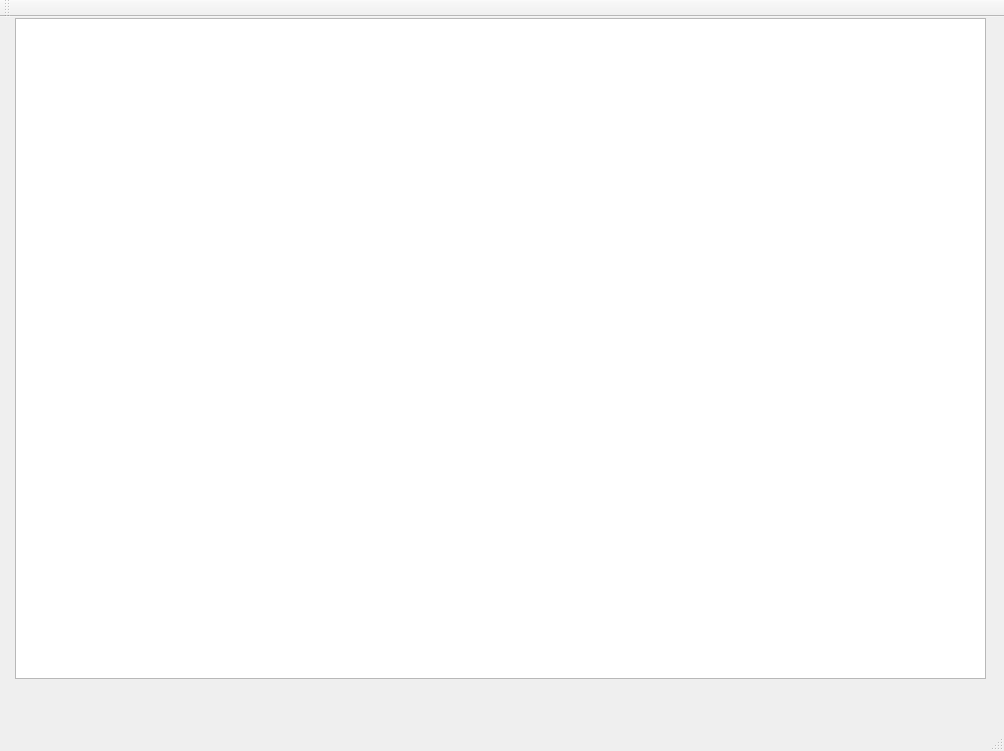
First picture: the form in simulation-visualizer/simvis/mainwindow.ui, repository DSRC-GPU/CrowGenCpp, before the edit.
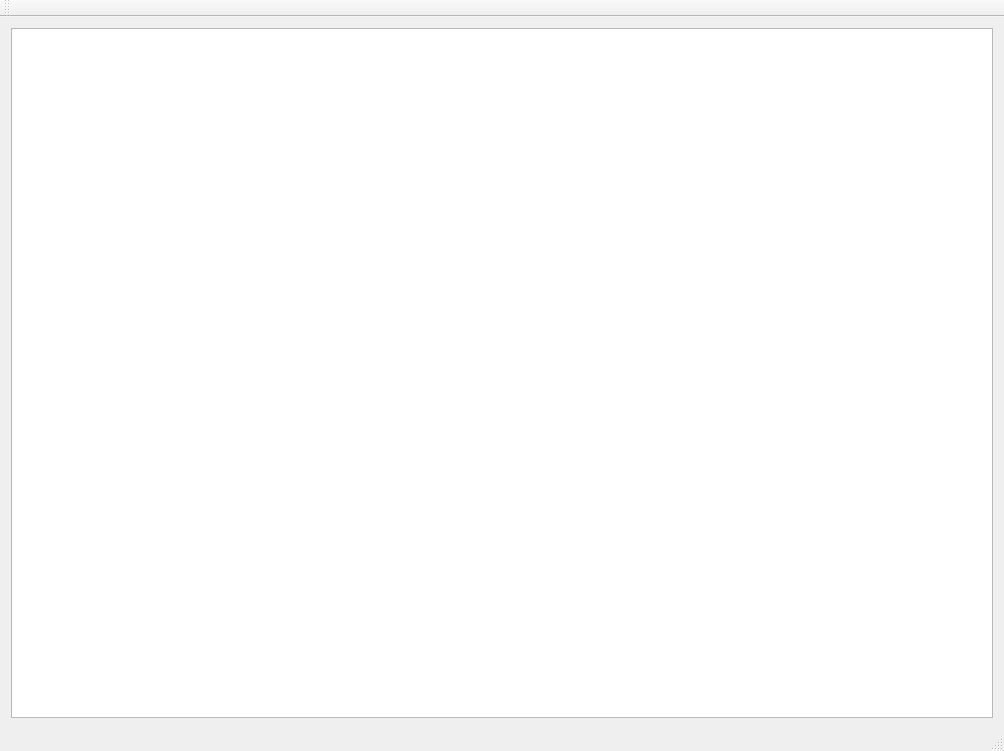
Second picture: the form after the edit.

Commit message: Changed to grid layout.

```diff
--- a/simulation-visualizer/simvis/mainwindow.ui
+++ b/simulation-visualizer/simvis/mainwindow.ui
@@ -14,15 +14,9 @@
    <string>MainWindow</string>
   </property>
   <widget class="QWidget" name="centralWidget">
+   <layout class="QGridLayout" name="gridLayout_2">
+    <item row="0" column="0">
    <widget class="QGraphicsView" name="graphicsView">
-    <property name="geometry">
-     <rect>
-      <x>15</x>
-      <y>1</y>
-      <width>971</width>
-      <height>661</height>
-     </rect>
-    </property>
     <property name="interactive">
      <bool>true</bool>
     </property>
@@ -35,6 +29,8 @@
      </rectf>
     </property>
    </widget>
+    </item>
+   </layout>
   </widget>
   <widget class="QMenuBar" name="menuBar">
    <property name="geometry">
```
Lines whose indentation alone changed are shown as unchanged.
